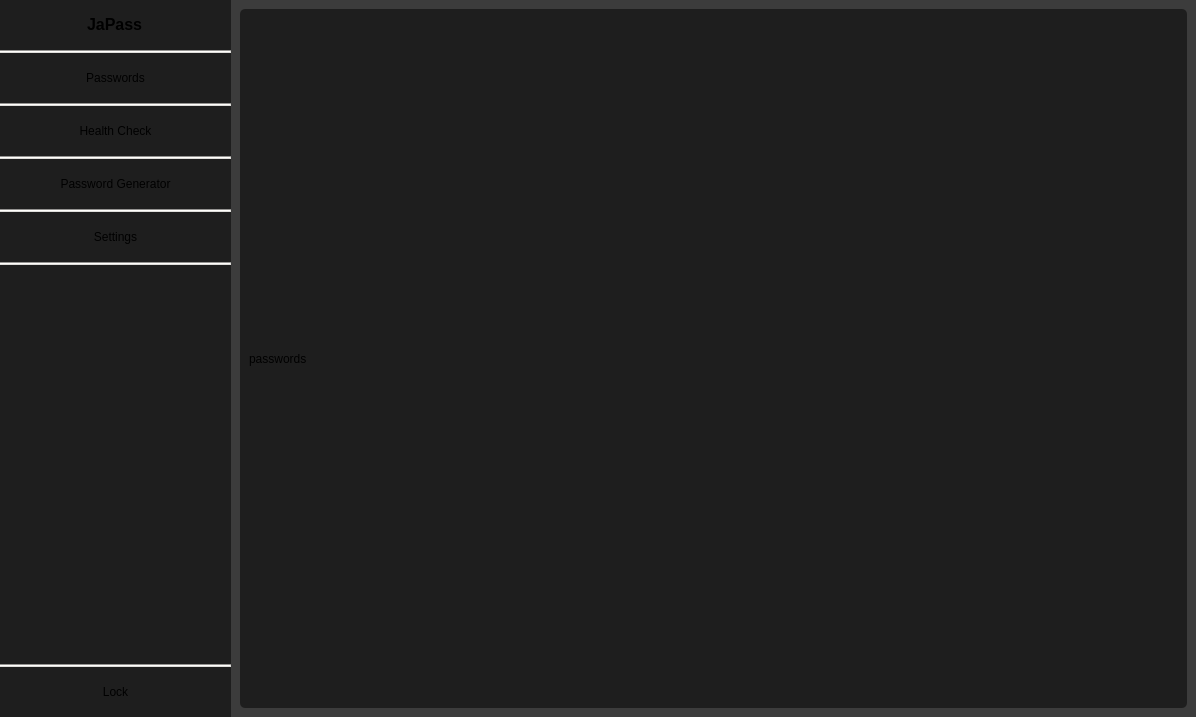
Old version of the form PasswordManager/ui/mainwindow.ui in the repository Jatogame/PasswordManager.
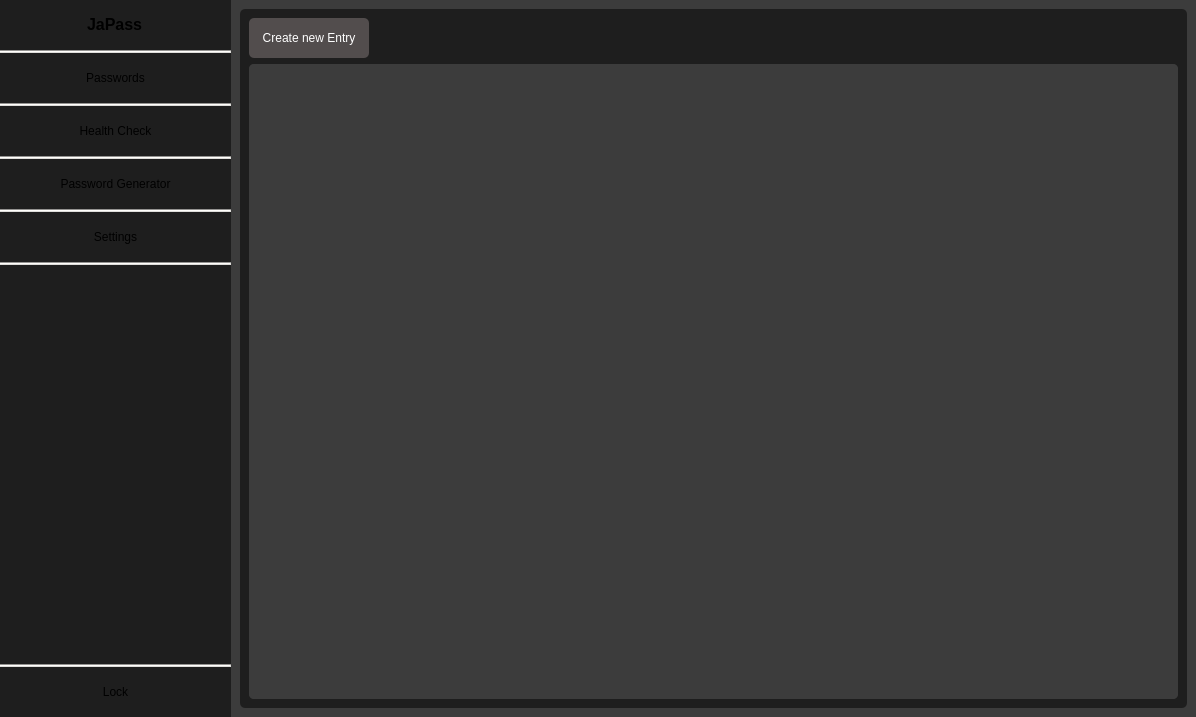
New version of the form. The open tabs and pages were chosen to show the change.

Commit message: password-list ui element edited

What changed in the file:
```diff
--- a/PasswordManager/ui/mainwindow.ui
+++ b/PasswordManager/ui/mainwindow.ui
@@ -38,7 +38,7 @@
    <property name="styleSheet">
     <string notr="true">background-color: rgb(60, 60, 60);</string>
    </property>
-   <layout class="QHBoxLayout" name="horizontalLayout_2">
+   <layout class="QVBoxLayout" name="verticalLayout_8">
     <property name="leftMargin">
      <number>0</number>
     </property>
@@ -661,14 +661,86 @@
               <verstretch>0</verstretch>
              </sizepolicy>
             </property>
+            <property name="layoutDirection">
+             <enum>Qt::LayoutDirection::LeftToRight</enum>
+            </property>
             <property name="styleSheet">
              <string notr="true">background-color: rgb(30, 30, 30);</string>
             </property>
             <layout class="QGridLayout" name="gridLayout_6">
+             <item row="1" column="0">
+              <widget class="QScrollArea" name="scrollArea">
+               <property name="styleSheet">
+                <string notr="true">background-color: rgb(60,60,60);</string>
+               </property>
+               <property name="widgetResizable">
+                <bool>true</bool>
+               </property>
+               <widget class="QWidget" name="scrollAreaWidgetContents">
+                <property name="geometry">
+                 <rect>
+                  <x>0</x>
+                  <y>0</y>
+                  <width>927</width>
+                  <height>633</height>
+                 </rect>
+                </property>
+                <property name="styleSheet">
+                 <string notr="true"/>
+                </property>
+                <widget class="QWidget" name="verticalLayoutWidget">
+                 <property name="geometry">
+                  <rect>
+                   <x>9</x>
+                   <y>9</y>
+                   <width>911</width>
+                   <height>621</height>
+                  </rect>
+                 </property>
+                 <layout class="QVBoxLayout" name="passwords_vertical"/>
+                </widget>
+               </widget>
+              </widget>
+             </item>
              <item row="0" column="0">
-              <widget class="QLabel" name="label_3">
+              <widget class="QPushButton" name="pushButton">
+               <property name="sizePolicy">
+                <sizepolicy hsizetype="Fixed" vsizetype="Fixed">
+                 <horstretch>0</horstretch>
+                 <verstretch>0</verstretch>
+                </sizepolicy>
+               </property>
+               <property name="minimumSize">
+                <size>
+                 <width>120</width>
+                 <height>40</height>
+                </size>
+               </property>
+               <property name="maximumSize">
+                <size>
+                 <width>120</width>
+                 <height>40</height>
+                </size>
+               </property>
+               <property name="layoutDirection">
+                <enum>Qt::LayoutDirection::LeftToRight</enum>
+               </property>
+               <property name="styleSheet">
+                <string notr="true">QPushButton {
+        background-color: rgb(82, 77, 77);
+        color: white;
+    }
+
+QPushButton:hover {
+        background-color: rgb(72, 67, 67);
+}
+
+    QPushButton:pressed {
+        background-color: rgb(62, 57, 57);
+    }</string>
+               </property>
                <property name="text">
-                <string>passwords</string>
+                <string>Create new Entry</string>
                </property>
               </widget>
              </item>
```
Left out of the diff: 2 changed lines with no effect on the pictures. The commit also changes 11 other files.
